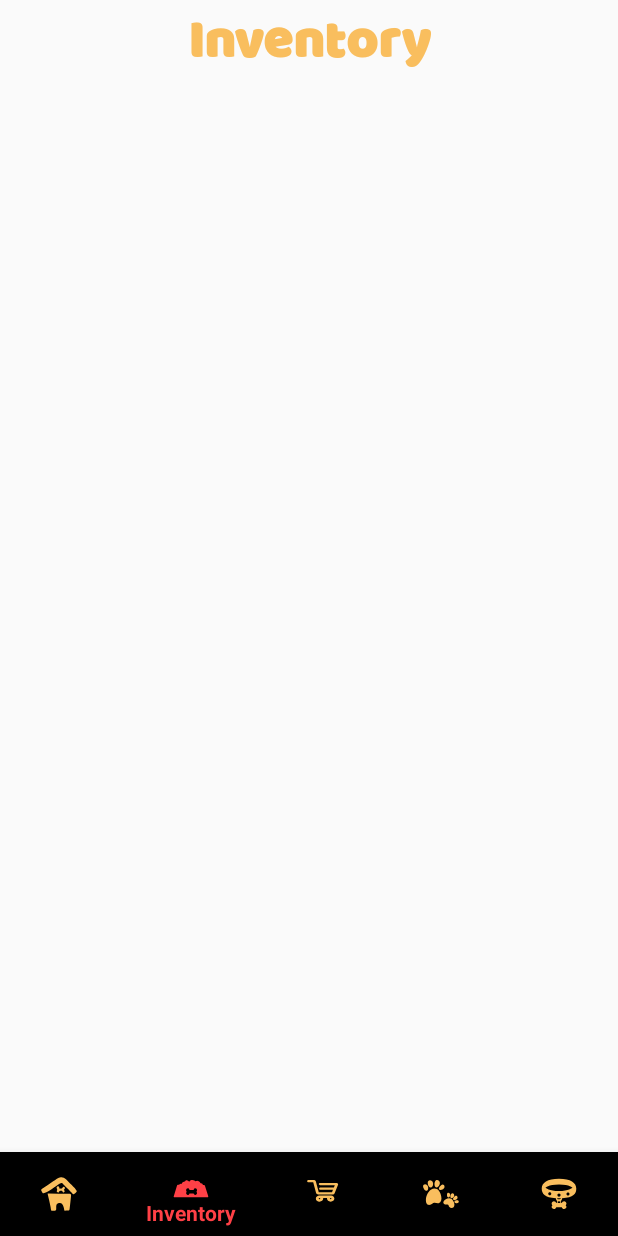
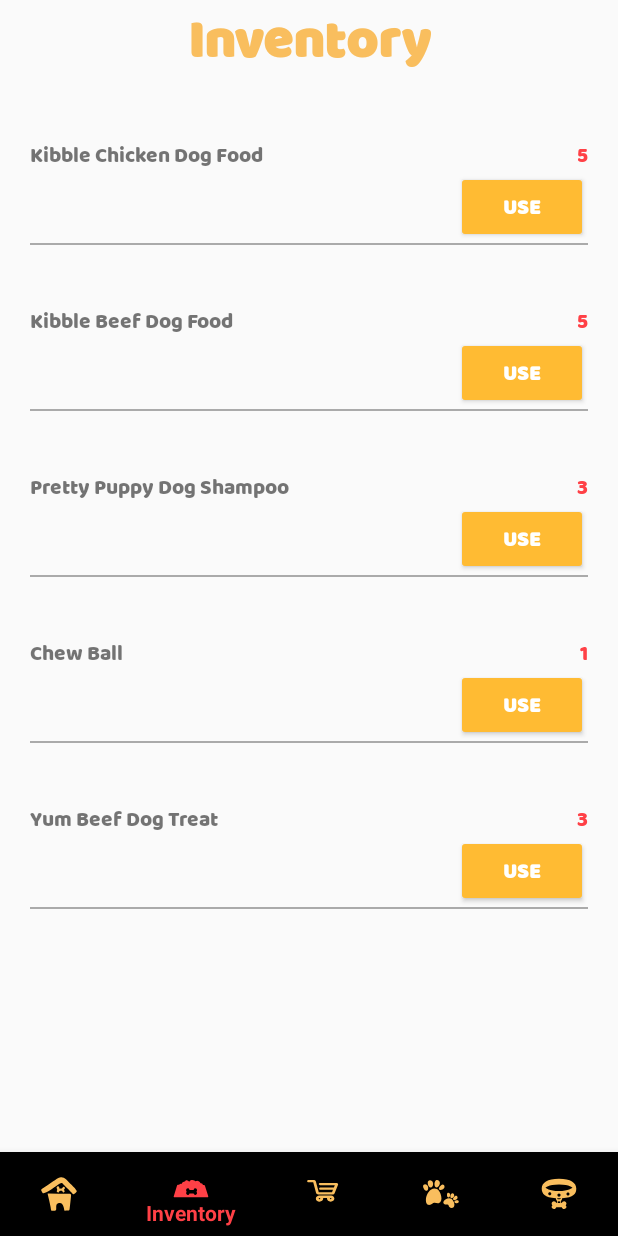
Before and after one commit to tsummerl/tamadoggy, an Android app: the MainGameActivity screen opened directly, with no data from a screen before it, item 2 of the bottom bar chosen, on a phone screen of 412 x 824 dp. Run offline under Robolectric (Android 15) with nearby library versions, the phone set to English and light mode, and no system bars.

Commit message:
Added current user items to the inventory recycler view

```diff
--- a/app/src/main/java/summerland/twilight/tamadoggy/Const.java
+++ b/app/src/main/java/summerland/twilight/tamadoggy/Const.java
@@ -56,9 +56,6 @@ public final class Const {
     }
 
     public static final class CurrentItems{
-        public CurrentItems() {
-            ;
-        }
         int id;
         String itemName;
         int hunger, fun, fitness, hygiene, amount;
--- a/app/src/main/java/summerland/twilight/tamadoggy/ItemAdapter.java
+++ b/app/src/main/java/summerland/twilight/tamadoggy/ItemAdapter.java
@@ -1,8 +1,19 @@
 package summerland.twilight.tamadoggy;
 
+import android.content.Context;
 import android.support.v7.widget.RecyclerView;
+import android.view.LayoutInflater;
 import android.view.View;
 import android.view.ViewGroup;
+import android.widget.Button;
+import android.widget.TextView;
+import android.widget.Toast;
+
+
+import java.util.ArrayList;
+import java.util.HashMap;
+
+import static summerland.twilight.tamadoggy.R.layout.inventory_item_layout;
 
 /**
  * Created by twilightsummerland on 2017-11-07.
@@ -10,30 +21,61 @@ import android.view.ViewGroup;
 
 public class ItemAdapter extends RecyclerView.Adapter<ItemAdapter.MyViewHolder> {
 
+    private ArrayList<Const.CurrentItems> currentItems;
 
+    public ItemAdapter(HashMap<Integer, Const.CurrentItems> items)
+    {
+        currentItems = new ArrayList<Const.CurrentItems>(items.values());
+    }
     @Override
-    public MyViewHolder onCreateViewHolder(ViewGroup parent, int viewType) {
-        return null;
+    public MyViewHolder onCreateViewHolder(ViewGroup parent, int viewType)
+    {
+        View v = LayoutInflater.from(parent.getContext()).inflate(inventory_item_layout,parent,false);
+        MyViewHolder viewHolder = new MyViewHolder(v);
+        return viewHolder;
     }
 
     @Override
     public void onBindViewHolder(MyViewHolder holder, int position) {
-
+        holder.populate(currentItems.get(position));
     }
 
     @Override
-    public int getItemCount() {
-        return 0;
+    public int getItemCount()
+    {
+        return currentItems.size();
     }
 
     public class MyViewHolder extends RecyclerView.ViewHolder implements View.OnClickListener{
+
+        Const.CurrentItems m_item;
+        TextView m_itemName, m_itemAmount;
+        Button m_buttonUse;
+        Context m_context;
         public MyViewHolder(View itemView) {
             super(itemView);
+            m_itemName = itemView.findViewById(R.id.textItemName);
+            m_itemAmount = itemView.findViewById(R.id.textItemAmount);
+            m_buttonUse = itemView.findViewById(R.id.buttonItemUse);
+            m_context = itemView.getContext();
         }
-
+        public void populate(Const.CurrentItems item)
+        {
+            m_item = item;
+            if(item != null)
+            {
+                m_itemName.setText(m_item.itemName);
+                m_itemAmount.setText(""+m_item.amount);
+                m_buttonUse.setOnClickListener(this);
+            }
+        }
         @Override
         public void onClick(View view) {
-
+            if(view.getId() == R.id.buttonItemUse)
+            {
+                Toast.makeText(m_context,
+                        "You have clicked " + m_item.itemName,Toast.LENGTH_SHORT).show();
+            }
         }
     }
 }
--- a/app/src/main/java/summerland/twilight/tamadoggy/ItemsFragment.java
+++ b/app/src/main/java/summerland/twilight/tamadoggy/ItemsFragment.java
@@ -5,6 +5,7 @@ import android.net.Uri;
 import android.os.Bundle;
 import android.support.v4.app.Fragment;
 import android.support.v7.widget.ButtonBarLayout;
+import android.support.v7.widget.RecyclerView;
 import android.view.ContextThemeWrapper;
 import android.view.LayoutInflater;
 import android.view.View;
@@ -26,19 +27,15 @@ import java.util.Map;
  * create an instance of this fragment.
  */
 public class ItemsFragment extends Fragment {
-    // TODO: Rename parameter arguments, choose names that match
-    // the fragment initialization parameters, e.g. ARG_ITEM_NUMBER
-    private static final String ARG_PARAM1 = "param1";
-    private static final String ARG_PARAM2 = "param2";
 
-    // TODO: Rename and change types of parameters
-    private String mParam1;
-    private String mParam2;
+    private static final String ITEMS_KEY = "ITEMS_KEY";
 
     private OnFragmentInteractionListener mListener;
     private View v;
     private LinearLayout layout;
-    private HashMap<Integer, Const.CurrentItems> currentItems;
+    private HashMap<Integer, Const.CurrentItems> m_currentItems;
+    private RecyclerView m_recycler;
+    private ItemAdapter m_adapter;
     public ItemsFragment() {
         // Required empty public constructor
     }
@@ -47,16 +44,13 @@ public class ItemsFragment extends Fragment {
      * Use this factory method to create a new instance of
      * this fragment using the provided parameters.
      *
-     * @param param1 Parameter 1.
-     * @param param2 Parameter 2.
      * @return A new instance of fragment ItemsFragment.
      */
     // TODO: Rename and change types and number of parameters
-    public static ItemsFragment newInstance(String param1, String param2) {
+    public static ItemsFragment newInstance(HashMap<Integer, Const.CurrentItems> items) {
         ItemsFragment fragment = new ItemsFragment();
         Bundle args = new Bundle();
-        args.putString(ARG_PARAM1, param1);
-        args.putString(ARG_PARAM2, param2);
+        args.putSerializable(ITEMS_KEY, items);
         fragment.setArguments(args);
         return fragment;
     }
@@ -64,35 +58,19 @@ public class ItemsFragment extends Fragment {
     @Override
     public void onCreate(Bundle savedInstanceState) {
         super.onCreate(savedInstanceState);
-        if (getArguments() != null) {
-            mParam1 = getArguments().getString(ARG_PARAM1);
-            mParam2 = getArguments().getString(ARG_PARAM2);
-        }
+
     }
 
     @Override
     public View onCreateView(LayoutInflater inflater, ViewGroup container,
                              Bundle savedInstanceState) {
         // Inflate the layout for this fragment
+        m_currentItems = (HashMap<Integer, Const.CurrentItems>) getArguments().getSerializable(ITEMS_KEY);
         View v = inflater.inflate(R.layout.fragment_items, container, false);
         layout = v.findViewById(R.id.linearHolder);
-
-        if(currentItems != null)
-        {
-            Iterator it = currentItems.entrySet().iterator();
-            while (it.hasNext()){
-                Map.Entry me = (Map.Entry)it.next();
-                Button button = new Button(getActivity(), null, R.style.AppButtonStyle);
-                button.setText(((Const.CurrentItems)me.getValue()).itemName);
-                layout.addView(button);
-                button.setOnClickListener(new View.OnClickListener() {
-                    @Override
-                    public void onClick(View view) {
-                        ((MainGameActivity)getActivity()).useItem();
-                    }
-                });
-            }
-        }
+        m_recycler = (RecyclerView) v.findViewById(R.id.recyclerCurrentItems);
+        m_adapter = new ItemAdapter(m_currentItems);
+        m_recycler.setAdapter(m_adapter);
         return v;
     }
 
@@ -120,21 +98,7 @@ public class ItemsFragment extends Fragment {
         mListener = null;
     }
 
-    public void addItemToView(Const.CurrentItems c){
-        if(currentItems == null){
-            currentItems = new HashMap<Integer, Const.CurrentItems>();
-        }
-        Const.CurrentItems item = currentItems.get(c.id);
-        if(item == null)
-        {
-            item = c;
-        }
-        else{
-            item.amount = item.amount + 1;
-        }
-        currentItems.put(item.id, item);
 
-    }
     /**
      * This interface must be implemented by activities that contain this
      * fragment to allow an interaction in this fragment to be communicated
--- a/app/src/main/java/summerland/twilight/tamadoggy/MainGameActivity.java
+++ b/app/src/main/java/summerland/twilight/tamadoggy/MainGameActivity.java
@@ -25,6 +25,7 @@ import android.os.Bundle;
 import android.view.MenuItem;
 
 import java.util.Date;
+import java.util.HashMap;
 import java.util.List;
 import java.util.concurrent.TimeUnit;
 
@@ -78,11 +79,35 @@ public class MainGameActivity extends AppCompatActivity implements
         {
             locationManager.requestLocationUpdates(LocationManager.GPS_PROVIDER, 0, 0, locationListener);
         }
-
+        db = new Database(this);
+        Cursor cursor = db.getData(Const.databaseView.CURRENT_ITEMS);
+        cursor.moveToFirst();
+        HashMap<Integer, Const.CurrentItems> currentItems = new HashMap<Integer, Const.CurrentItems>();
+        while (!cursor.isAfterLast())
+        {
+            String name = cursor.getString(cursor.getColumnIndex(Const.ITEM_NAME));
+            int itemId, itemFun, itemFitness, itemHygiene, itemAmount, itemHunger;
+            itemId = cursor.getInt(cursor.getColumnIndex(Const.CURRENT_ITEMS_ID));
+            itemAmount = cursor.getInt(cursor.getColumnIndex(Const.CURRENT_ITEMS_AMOUNT));
+            itemFun = cursor.getInt(cursor.getColumnIndex(Const.ITEM_FUN));
+            itemFitness = cursor.getInt(cursor.getColumnIndex(Const.ITEM_FITNESS));
+            itemHunger = cursor.getInt(cursor.getColumnIndex(Const.ITEM_HUNGER));
+            itemHygiene = cursor.getInt(cursor.getColumnIndex(Const.ITEM_HYGIENE));
+            cursor.moveToNext();
+            Const.CurrentItems curItem = new Const.CurrentItems();
+            curItem.hunger = itemHunger;
+            curItem.fun = itemFun;
+            curItem.fitness = itemFitness;
+            curItem.hygiene = itemHygiene;
+            curItem.amount = itemAmount;
+            curItem.id = itemId;
+            curItem.itemName = name;
+            currentItems.put(curItem.id, curItem);
+        }
         final FragmentManager fragmentManager = getSupportFragmentManager();
         fragmentMain = new MainFragment();
         fragmentWalk = new WalkFragment();
-        fragmentInventory = new ItemsFragment();
+        fragmentInventory = ItemsFragment.newInstance(currentItems);
         FragmentTransaction fragmentTransactionHome = fragmentManager.beginTransaction();
         fragmentTransactionHome.replace(R.id.fragmentHolder, fragmentMain);
         fragmentTransactionHome.commit();
@@ -126,30 +151,6 @@ public class MainGameActivity extends AppCompatActivity implements
                         return true;
                     }
         });
-        db = new Database(this);
-        Cursor cursor = db.getData(Const.databaseView.CURRENT_ITEMS);
-        cursor.moveToFirst();
-        while (!cursor.isAfterLast())
-        {
-            String name = cursor.getString(cursor.getColumnIndex(Const.ITEM_NAME));
-            int itemId, itemFun, itemFitness, itemHygiene, itemAmount, itemHunger;
-            itemId = cursor.getInt(cursor.getColumnIndex(Const.CURRENT_ITEMS_ID));
-            itemAmount = cursor.getInt(cursor.getColumnIndex(Const.CURRENT_ITEMS_AMOUNT));
-            itemFun = cursor.getInt(cursor.getColumnIndex(Const.ITEM_FUN));
-            itemFitness = cursor.getInt(cursor.getColumnIndex(Const.ITEM_FITNESS));
-            itemHunger = cursor.getInt(cursor.getColumnIndex(Const.ITEM_HUNGER));
-            itemHygiene = cursor.getInt(cursor.getColumnIndex(Const.ITEM_HYGIENE));
-            cursor.moveToNext();
-            Const.CurrentItems curItem = new Const.CurrentItems();
-            curItem.hunger = itemHunger;
-            curItem.fun = itemFun;
-            curItem.fitness = itemFitness;
-            curItem.hygiene = itemHygiene;
-            curItem.amount = itemAmount;
-            curItem.id = itemId;
-            curItem.itemName = name;
-            ((ItemsFragment) fragmentInventory).addItemToView(curItem);
-        }
     }
 
     @Override
--- a/app/src/main/res/layout/fragment_items.xml
+++ b/app/src/main/res/layout/fragment_items.xml
@@ -16,7 +16,7 @@
             android:text="Inventory"
             style="@style/AppHeader"/>
         <android.support.v7.widget.RecyclerView
-            android:id="@+id/recycler"
+            android:id="@+id/recyclerCurrentItems"
             android:layout_width="match_parent"
             android:layout_height="match_parent"
             app:layoutManager="LinearLayoutManager"/>
--- a/app/src/main/res/layout/inventory_item_layout.xml
+++ b/app/src/main/res/layout/inventory_item_layout.xml
@@ -1,52 +1,54 @@
 <?xml version="1.0" encoding="utf-8"?>
-<android.support.constraint.ConstraintLayout
-    xmlns:android="http://schemas.android.com/apk/res/android" android:layout_width="match_parent"
-    android:layout_height="match_parent">
-    <TableLayout
+<LinearLayout
+    xmlns:android="http://schemas.android.com/apk/res/android"
+    android:orientation="horizontal"
+    android:layout_width="match_parent"
+    android:layout_height="wrap_content">
+    <LinearLayout
         android:layout_width="match_parent"
         android:layout_height="wrap_content"
         android:layout_margin="10dp"
         android:layout_marginTop="20dp"
         android:orientation="vertical"
         android:padding="10dp">
-        <TableRow
-            android:layout_width="fill_parent"
-            android:layout_height="fill_parent"
+        <LinearLayout
+            android:layout_width="match_parent"
+            android:layout_height="match_parent"
+            android:orientation="horizontal"
             android:layout_weight="2">
             <TextView
+                android:layout_height="wrap_content"
+                android:layout_width="match_parent"
+                android:layout_weight="2"
                 android:id="@+id/textItemName"
-                android:layout_weight="2"
                 android:fontFamily="@font/baloo_chettan"
-                android:gravity="left"
                 android:text="item Name"/>
 
             <TextView
+                android:layout_height="wrap_content"
+                android:layout_width="match_parent"
                 android:id="@+id/textItemAmount"
                 android:layout_weight="2"
+                android:gravity="right"
                 android:fontFamily="@font/baloo_chettan"
-                android:gravity="right"
                 android:textColor="@color/colorAccent"
                 android:text="x2" />
-        </TableRow>
-        <TableRow
+        </LinearLayout>
+        <LinearLayout
             android:layout_width="match_parent"
             android:layout_height="match_parent"
-            android:layout_weight="2"
             android:gravity="right">
                 <Button
-                    android:id="@+id/textItemUse"
-                    android:minHeight="0dp"
-                    android:minWidth="0dp"
+                    android:layout_height="wrap_content"
                     android:layout_width="wrap_content"
-                    android:layout_height="wrap_content"
-
+                    android:id="@+id/buttonItemUse"
                     android:backgroundTint="@android:color/holo_orange_light"
                     android:fontFamily="@font/baloo_chettan"
                     android:text="Use"
+                    android:layout_gravity="right"
                     android:textColor="@android:color/white"
-                    android:textStyle="bold"
-                    android:layout_alignParentRight="true"/>
-        </TableRow>
+                    android:textStyle="bold" />
+        </LinearLayout>
         <TableRow
             android:layout_width="match_parent"
             android:layout_height="match_parent"
@@ -57,5 +59,5 @@
                 android:background="@android:color/darker_gray"
                 android:layout_weight="2"/>
         </TableRow>
-    </TableLayout>
-</android.support.constraint.ConstraintLayout>
+    </LinearLayout>
+</LinearLayout>
--- a/app/src/main/res/values/styles.xml
+++ b/app/src/main/res/values/styles.xml
@@ -30,7 +30,7 @@
 
     <style name="AppButtonStyle">
         <item name="android:backgroundTint">@android:color/holo_orange_light</item>
-        <item name="android:textColor">@android:color/white</item>
+        <item name="android:textColor">@android:color/darker_gray</item>
         <item name="android:fontFamily">@font/baloo_chettan</item>
         <item name="android:layout_width">match_parent</item>
         <item name="android:layout_height">wrap_content</item>
```
